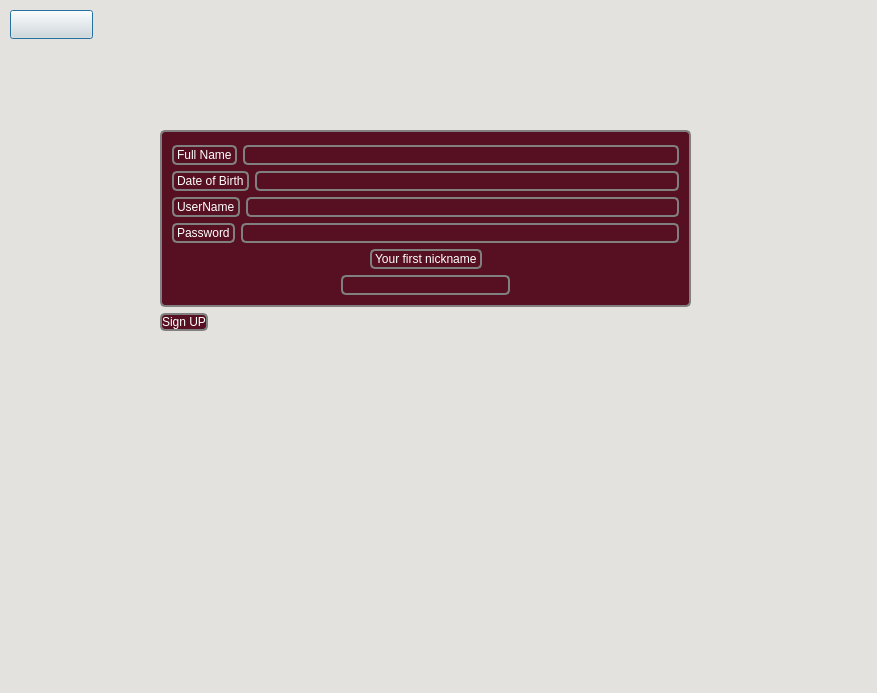
bikraj2/mitra-2, file signup.ui: the form before one commit.
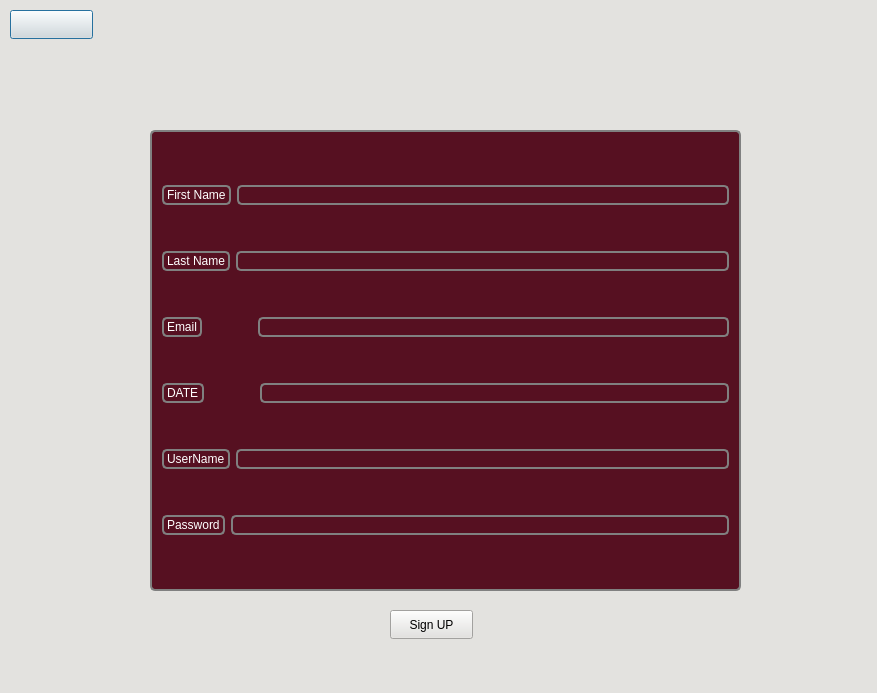
The form after the commit. Icons and pictures are not drawn.

The edit to the form file:
```diff
--- a/signup.ui
+++ b/signup.ui
@@ -17,34 +17,15 @@
    <string notr="true">
 background-color:rgb(227, 226, 223);</string>
   </property>
-  <widget class="QPushButton" name="pushButton_2">
+  <widget class="QGroupBox" name="groupBox">
    <property name="geometry">
     <rect>
-     <x>10</x>
-     <y>10</y>
-     <width>83</width>
-     <height>29</height>
-    </rect>
-   </property>
-   <property name="styleSheet">
-    <string notr="true">image:url(:/icon/icon/arrow-left-solid.png)</string>
-   </property>
-   <property name="text">
-    <string/>
-   </property>
-  </widget>
-  <widget class="QWidget" name="layoutWidget">
-   <property name="geometry">
-    <rect>
-     <x>160</x>
+     <x>150</x>
      <y>130</y>
-     <width>531</width>
-     <height>481</height>
+     <width>591</width>
+     <height>461</height>
     </rect>
    </property>
-   <layout class="QFormLayout" name="formLayout">
-    <item row="1" column="0">
-     <widget class="QPushButton" name="pushButton">
       <property name="styleSheet">
        <string notr="true">border:2px solid gray;border-radius:5px;margin-top: 1ex;
 font: 14pt &quot;Britannic Bold&quot;;
@@ -52,26 +33,13 @@
 color:rgb(255, 255, 255)
 </string>
       </property>
-      <property name="text">
-       <string>Sign UP</string>
-      </property>
-     </widget>
-    </item>
-    <item row="0" column="0" colspan="2">
-     <widget class="QGroupBox" name="groupBox">
-      <property name="styleSheet">
-       <string notr="true">border:2px solid gray;border-radius:5px;margin-top: 1ex;
-font: 14pt &quot;Britannic Bold&quot;;
-background-color:rgb(86, 16, 33);
-color:rgb(255, 255, 255);</string>
-      </property>
       <layout class="QVBoxLayout" name="verticalLayout">
        <item>
         <layout class="QHBoxLayout" name="horizontalLayout">
          <item>
           <widget class="QLabel" name="label">
            <property name="text">
-            <string>Full Name</string>
+         <string>First Name</string>
            </property>
           </widget>
          </item>
@@ -80,15 +48,75 @@
          </item>
         </layout>
        </item>
+    <item>
+     <layout class="QHBoxLayout" name="horizontalLayout_2">
+      <item>
+       <widget class="QLabel" name="label_2">
+        <property name="text">
+         <string>Last Name</string>
+        </property>
+       </widget>
+      </item>
+      <item>
+       <widget class="QLineEdit" name="lineEdit_2"/>
+      </item>
+     </layout>
+    </item>
+    <item>
+     <layout class="QHBoxLayout" name="horizontalLayout_3">
+      <item>
+       <widget class="QLabel" name="label_3">
+        <property name="text">
+         <string>Email</string>
+        </property>
+       </widget>
+      </item>
+      <item>
+       <spacer name="horizontalSpacer">
+        <property name="orientation">
+         <enum>Qt::Horizontal</enum>
+        </property>
+        <property name="sizeType">
+         <enum>QSizePolicy::Preferred</enum>
+        </property>
+        <property name="sizeHint" stdset="0">
+         <size>
+          <width>50</width>
+          <height>20</height>
+         </size>
+        </property>
+       </spacer>
+      </item>
+      <item>
+       <widget class="QLineEdit" name="lineEdit_3"/>
+      </item>
+     </layout>
+    </item>
        <item>
         <layout class="QHBoxLayout" name="horizontalLayout_4">
          <item>
           <widget class="QLabel" name="label_4">
            <property name="text">
-            <string>Date of Birth</string>
+         <string>DATE</string>
            </property>
           </widget>
          </item>
+      <item>
+       <spacer name="horizontalSpacer_2">
+        <property name="orientation">
+         <enum>Qt::Horizontal</enum>
+        </property>
+        <property name="sizeType">
+         <enum>QSizePolicy::Preferred</enum>
+        </property>
+        <property name="sizeHint" stdset="0">
+         <size>
+          <width>50</width>
+          <height>20</height>
+         </size>
+        </property>
+       </spacer>
+      </item>
          <item>
           <widget class="QLineEdit" name="lineEdit_4"/>
          </item>
@@ -118,88 +146,40 @@
           </widget>
          </item>
          <item>
-          <widget class="QLineEdit" name="lineEdit_6">
-           <property name="echoMode">
-            <enum>QLineEdit::Password</enum>
-           </property>
-          </widget>
+       <widget class="QLineEdit" name="lineEdit_6"/>
          </item>
         </layout>
        </item>
-       <item>
-        <layout class="QHBoxLayout" name="horizontalLayout_2">
-         <item>
-          <spacer name="horizontalSpacer_4">
-           <property name="orientation">
-            <enum>Qt::Horizontal</enum>
-           </property>
-           <property name="sizeHint" stdset="0">
-            <size>
-             <width>40</width>
-             <height>20</height>
-            </size>
-           </property>
-          </spacer>
-         </item>
-         <item>
-          <widget class="QLabel" name="label_2">
+   </layout>
+  </widget>
+  <widget class="QPushButton" name="pushButton_2">
+   <property name="geometry">
+    <rect>
+     <x>10</x>
+     <y>10</y>
+     <width>83</width>
+     <height>29</height>
+    </rect>
+   </property>
+   <property name="styleSheet">
+    <string notr="true">image:url(:/icon/icon/arrow-left-solid.png)</string>
+   </property>
            <property name="text">
-            <string>Your first nickname</string>
-           </property>
-          </widget>
-         </item>
-         <item>
-          <spacer name="horizontalSpacer_5">
-           <property name="orientation">
-            <enum>Qt::Horizontal</enum>
-           </property>
-           <property name="sizeHint" stdset="0">
-            <size>
-             <width>40</width>
-             <height>20</height>
-            </size>
-           </property>
-          </spacer>
-         </item>
-        </layout>
-       </item>
-       <item>
-        <layout class="QHBoxLayout" name="horizontalLayout_3">
-         <item>
-          <spacer name="horizontalSpacer">
-           <property name="orientation">
-            <enum>Qt::Horizontal</enum>
-           </property>
-           <property name="sizeHint" stdset="0">
-            <size>
-             <width>40</width>
-             <height>20</height>
-            </size>
-           </property>
-          </spacer>
-         </item>
-         <item>
-          <widget class="QLineEdit" name="lineEdit_2"/>
-         </item>
-         <item>
-          <spacer name="horizontalSpacer_3">
-           <property name="orientation">
-            <enum>Qt::Horizontal</enum>
-           </property>
-           <property name="sizeHint" stdset="0">
-            <size>
-             <width>40</width>
-             <height>20</height>
-            </size>
-           </property>
-          </spacer>
-         </item>
-        </layout>
-       </item>
-      </layout>
-     </widget>
-    </item>
-   </layout>
+    <string/>
+   </property>
+  </widget>
+  <widget class="QPushButton" name="pushButton">
+   <property name="geometry">
+    <rect>
+     <x>390</x>
+     <y>610</y>
+     <width>83</width>
+     <height>29</height>
+    </rect>
+   </property>
+   <property name="text">
+    <string>Sign UP</string>
+   </property>
   </widget>
  </widget>
  <resources/>
```
Lines whose indentation alone changed are shown as unchanged.
